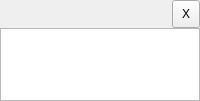
First picture: the form in UAVManage/messagelistdialog.ui, repository gessd/UAVManage, before the edit.
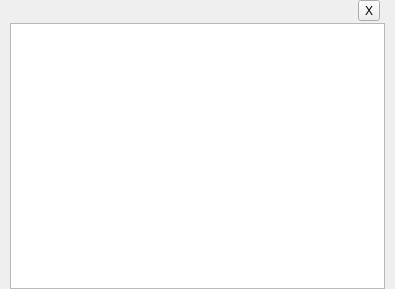
Second picture: the form after the edit.

The edit to the form file:
```diff
--- a/UAVManage/messagelistdialog.ui
+++ b/UAVManage/messagelistdialog.ui
@@ -6,8 +6,8 @@
    <rect>
     <x>0</x>
     <y>0</y>
-    <width>200</width>
-    <height>101</height>
+    <width>395</width>
+    <height>289</height>
    </rect>
   </property>
   <property name="windowTitle">
@@ -15,13 +15,13 @@
   </property>
   <layout class="QGridLayout" name="gridLayout">
    <property name="leftMargin">
-    <number>0</number>
+    <number>10</number>
    </property>
    <property name="topMargin">
     <number>0</number>
    </property>
    <property name="rightMargin">
-    <number>0</number>
+    <number>10</number>
    </property>
    <property name="bottomMargin">
     <number>0</number>
@@ -29,37 +29,58 @@
    <property name="spacing">
     <number>0</number>
    </property>
-   <item row="0" column="1">
-    <widget class="QToolButton" name="btnClose">
-     <property name="minimumSize">
-      <size>
-       <width>28</width>
-       <height>28</height>
-      </size>
-     </property>
-     <property name="text">
-      <string>X</string>
+   <item row="1" column="0" colspan="2">
+    <widget class="QListWidget" name="listWidget">
+     <property name="editTriggers">
+      <set>QAbstractItemView::NoEditTriggers</set>
      </property>
     </widget>
    </item>
-   <item row="0" column="0">
+   <item row="0" column="0" colspan="2">
+    <widget class="QWidget" name="widgetMessageTitle" native="true">
+     <layout class="QHBoxLayout" name="horizontalLayout">
+      <property name="spacing">
+       <number>0</number>
+      </property>
+      <property name="leftMargin">
+       <number>2</number>
+      </property>
+      <property name="topMargin">
+       <number>0</number>
+      </property>
+      <property name="rightMargin">
+       <number>5</number>
+      </property>
+      <property name="bottomMargin">
+       <number>2</number>
+      </property>
+      <item>
     <spacer name="horizontalSpacer">
      <property name="orientation">
       <enum>Qt::Horizontal</enum>
      </property>
      <property name="sizeHint" stdset="0">
       <size>
-       <width>40</width>
+          <width>344</width>
        <height>20</height>
       </size>
      </property>
     </spacer>
    </item>
-   <item row="1" column="0" colspan="2">
-    <widget class="QListWidget" name="listWidget">
-     <property name="editTriggers">
-      <set>QAbstractItemView::NoEditTriggers</set>
-     </property>
+      <item>
+       <widget class="QToolButton" name="btnClose">
+        <property name="minimumSize">
+         <size>
+          <width>20</width>
+          <height>20</height>
+         </size>
+        </property>
+        <property name="text">
+         <string>X</string>
+        </property>
+       </widget>
+      </item>
+     </layout>
     </widget>
    </item>
   </layout>
```
Lines whose indentation alone changed are shown as unchanged.
